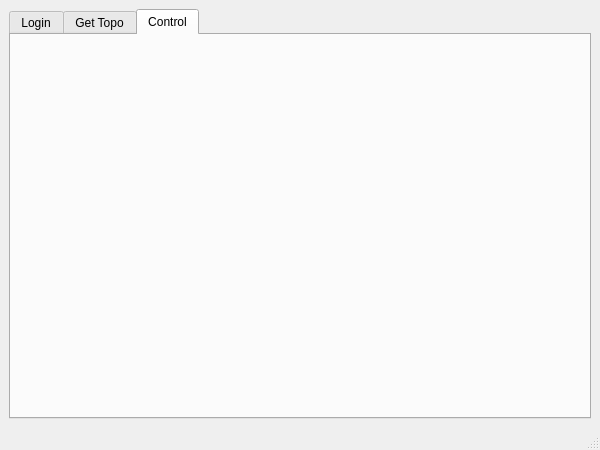
Before: the Qt Designer form main_ui.ui in quannar178/odl_control_mininet, drawn with Qt 5.
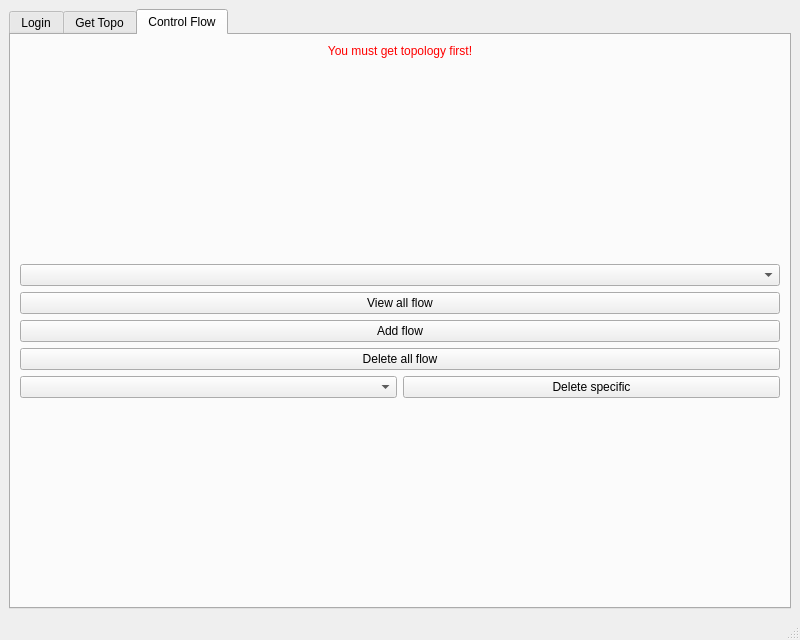
After: the same form once the commit is applied. The open tabs and pages were chosen to show the change.

Commit message: Add flow by port

What changed in the file:
```diff
--- a/main_ui.ui
+++ b/main_ui.ui
@@ -6,15 +6,15 @@
    <rect>
     <x>0</x>
     <y>0</y>
-    <width>600</width>
-    <height>450</height>
+    <width>800</width>
+    <height>640</height>
    </rect>
   </property>
-  <property name="sizePolicy">
-   <sizepolicy hsizetype="Fixed" vsizetype="Fixed">
-    <horstretch>0</horstretch>
-    <verstretch>0</verstretch>
-   </sizepolicy>
+  <property name="minimumSize">
+   <size>
+    <width>800</width>
+    <height>500</height>
+   </size>
   </property>
   <property name="windowTitle">
    <string>Control Net</string>
@@ -122,8 +122,94 @@
       </widget>
       <widget class="QWidget" name="tab_control">
        <attribute name="title">
-        <string>Control</string>
+        <string>Control Flow</string>
        </attribute>
+       <layout class="QVBoxLayout" name="verticalLayout">
+        <item>
+         <widget class="QLabel" name="message">
+          <property name="sizePolicy">
+           <sizepolicy hsizetype="Preferred" vsizetype="Preferred">
+            <horstretch>0</horstretch>
+            <verstretch>0</verstretch>
+           </sizepolicy>
+          </property>
+          <property name="styleSheet">
+           <string notr="true">color: rgb(255, 0, 0);
+font: 12pt &quot;Sans Serif&quot;;</string>
+          </property>
+          <property name="text">
+           <string>You must get topology first!</string>
+          </property>
+          <property name="alignment">
+           <set>Qt::AlignCenter</set>
+          </property>
+         </widget>
+        </item>
+        <item>
+         <spacer name="verticalSpacer_2">
+          <property name="orientation">
+           <enum>Qt::Vertical</enum>
+          </property>
+          <property name="sizeHint" stdset="0">
+           <size>
+            <width>20</width>
+            <height>40</height>
+           </size>
+          </property>
+         </spacer>
+        </item>
+        <item>
+         <widget class="QComboBox" name="cb_node"/>
+        </item>
+        <item>
+         <widget class="QPushButton" name="btn_view_flow">
+          <property name="text">
+           <string>View all flow</string>
+          </property>
+         </widget>
+        </item>
+        <item>
+         <widget class="QPushButton" name="btn_add_flow">
+          <property name="text">
+           <string>Add flow</string>
+          </property>
+         </widget>
+        </item>
+        <item>
+         <widget class="QPushButton" name="btn_delete_all_flow">
+          <property name="text">
+           <string>Delete all flow</string>
+          </property>
+         </widget>
+        </item>
+        <item>
+         <layout class="QHBoxLayout" name="horizontalLayout_4">
+          <item>
+           <widget class="QComboBox" name="cb_flow_id"/>
+          </item>
+          <item>
+           <widget class="QPushButton" name="btn_del_flow_id">
+            <property name="text">
+             <string>Delete specific</string>
+            </property>
+           </widget>
+          </item>
+         </layout>
+        </item>
+        <item>
+         <spacer name="verticalSpacer_3">
+          <property name="orientation">
+           <enum>Qt::Vertical</enum>
+          </property>
+          <property name="sizeHint" stdset="0">
+           <size>
+            <width>20</width>
+            <height>40</height>
+           </size>
+          </property>
+         </spacer>
+        </item>
+       </layout>
       </widget>
      </widget>
     </item>
```
Left out of the diff: 113 changed lines with no effect on the pictures. The commit also changes 18 other files.
